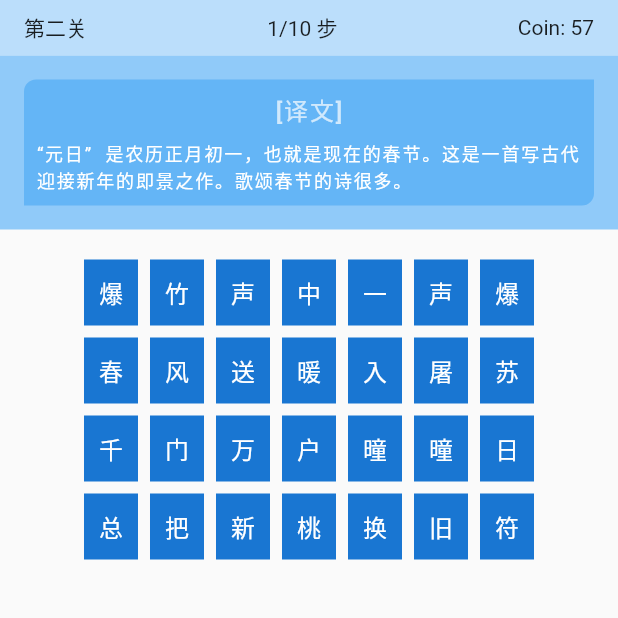
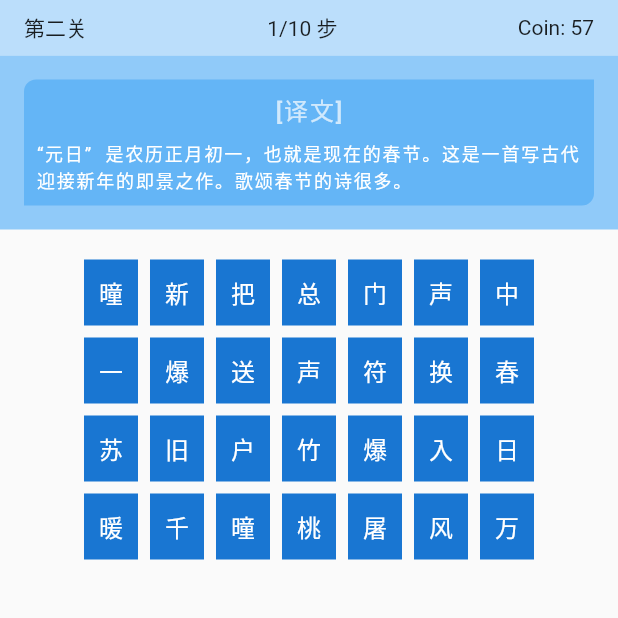
Before and after one commit to CodesAreHonest/poem-and-strings, a Flutter app: the screen it shows after launch, on a phone screen of 412 x 824 dp, the top half of it. Run offline on Flutter 3.47's test engine with Material 2 defaults, Android fonts, the phone set to English and light mode, and no system bars.

Commit message:
[Stage Body] - Refactor

```diff
--- /dev/null
+++ b/lib/data/Character.dart
@@ -0,0 +1,26 @@
+class Character {
+  String character;
+  bool selected;
+  bool completed;
+  int location;
+
+  Character(this.character, this.selected, this.completed, this.location);
+
+  void setSelected(bool selected) {
+    this.selected = selected;
+  }
+
+  void setCharacter(String character) {
+    this.character = character;
+  }
+
+  void setLocation(int location) {
+    this.location = location;
+  }
+
+  int getLocation() => this.location;
+
+  String getCharacter() => this.character;
+
+  bool getSelected() => this.selected;
+}
--- /dev/null
+++ b/lib/data/EasyStage/EasyFirstStage.dart
@@ -0,0 +1,59 @@
+import 'package:poem_and_strings/data/Character.dart';
+
+import "./EasyStage.dart";
+
+class EasyFirstStage extends EasyStage {
+  final int numOfRows = 4;
+
+  List<Character> stageData = [
+    Character("爆", false, false, 0),
+    Character("竹", false, false, 1),
+    Character("声", false, false, 2),
+    Character("中", false, false, 3),
+    Character("一", false, false, 4),
+    Character("声", false, false, 5),
+    Character("爆", false, false, 6),
+    Character("春", false, false, 7),
+    Character("风", false, false, 8),
+    Character("送", false, false, 9),
+    Character("暖", false, false, 10),
+    Character("入", false, false, 11),
+    Character("屠", false, false, 12),
+    Character("苏", false, false, 13),
+    Character("千", false, false, 14),
+    Character("门", false, false, 15),
+    Character("万", false, false, 16),
+    Character("户", false, false, 17),
+    Character("曈", false, false, 18),
+    Character("曈", false, false, 19),
+    Character("日", false, false, 20),
+    Character("总", false, false, 21),
+    Character("把", false, false, 22),
+    Character("新", false, false, 23),
+    Character("桃", false, false, 24),
+    Character("换", false, false, 25),
+    Character("旧", false, false, 26),
+    Character("符", false, false, 27)
+  ];
+
+  int targetElementPosition;
+
+  EasyFirstStage();
+
+  double getItemsPerRow() => stageData.length / this.numOfRows;
+
+  int getTotalStageItems() => stageData.length;
+
+  void setTargetElementPosition(int targetElementPosition) {
+    this.targetElementPosition = targetElementPosition;
+  }
+
+  List<Character> getRandomShuffledData() {
+    stageData.shuffle();
+    return stageData;
+  }
+
+  List<Character> getCurrentStageData() => this.stageData;
+
+  void swapCharacter(Character character) async {}
+}
--- /dev/null
+++ b/lib/data/EasyStage/EasyStage.dart
@@ -0,0 +1,5 @@
+import "./../Stage.dart";
+
+class EasyStage extends Stage {
+  EasyStage();
+}
--- /dev/null
+++ b/lib/data/Stage.dart
@@ -0,0 +1,3 @@
+class Stage {
+  Stage();
+}
--- a/lib/screens/difficult_stage/stage_one.dart
+++ b/lib/screens/difficult_stage/stage_one.dart
@@ -1,4 +1,5 @@
 import "package:flutter/material.dart";
+import 'widgets/game_body_two.dart';
 import 'widgets/translation.dart';
 import "widgets/header.dart";
 import "widgets/game_body.dart";
@@ -12,7 +13,7 @@ class DifficultStageOne extends StatelessWidget {
                 child: Column(children: <Widget>[
       DifficultStageHeader(),
       DifficultStageTranslation(),
-      DifficultGameBody(),
+      DifficultGameBodyTwo(),
     ]))));
   }
 }
--- /dev/null
+++ b/lib/screens/difficult_stage/widgets/game_body_two.dart
@@ -0,0 +1,106 @@
+import "package:flutter/material.dart";
+import "package:flutter/painting.dart";
+import 'package:poem_and_strings/data/Character.dart';
+import 'package:poem_and_strings/data/EasyStage/EasyFirstStage.dart';
+
+class DifficultGameBodyTwo extends StatefulWidget {
+  @override
+  _DifficultGameBodyTwoState createState() => _DifficultGameBodyTwoState();
+}
+
+class _DifficultGameBodyTwoState extends State<DifficultGameBodyTwo> {
+  List<Widget> characters = [];
+  EasyFirstStage firstStage;
+
+  _DifficultGameBodyTwoState() {
+    this.firstStage = EasyFirstStage();
+  }
+
+  @override
+  void initState() {
+    // TODO: implement initState
+    super.initState();
+    this.renderCharacters(firstStage.getRandomShuffledData());
+  }
+
+  Color characterBorderColor(bool isSelected) {
+    Color borderColor = Colors.blue[700];
+
+    if (isSelected) {
+      borderColor = Colors.blue[200];
+    }
+
+    return borderColor;
+  }
+
+  Color characterBackgroundColor(bool isSelected) {
+    Color backgroundColor = Colors.blue[700];
+
+    if (isSelected) {
+      backgroundColor = Colors.blue[500];
+    }
+
+    return backgroundColor;
+  }
+
+  void swapCharacters(Character character) {
+    print(character.getCharacter());
+  }
+
+  void renderCharacters(List<Character> stageData) {
+    List<Widget> rowWidgets = [];
+    int numOfRows = firstStage.getTotalStageItems();
+    double itemsPerRow = firstStage.getItemsPerRow();
+
+    for (int item = 0; item < numOfRows; item++) {
+      String character = stageData[item].getCharacter();
+      bool isSelected = stageData[item].getSelected();
+      Color borderColor = this.characterBorderColor(isSelected);
+      Color backgroundColor = this.characterBackgroundColor(isSelected);
+
+      // map words into character widgets.
+      GestureDetector characterWidget = GestureDetector(
+        onTap: () {
+          this.swapCharacters(stageData[item]);
+        },
+        child: Container(
+            decoration: BoxDecoration(
+                color: backgroundColor,
+                border: Border.all(
+                    color: borderColor, width: 2.0, style: BorderStyle.solid)),
+            padding: EdgeInsets.symmetric(horizontal: 8.0, vertical: 8.0),
+            child: Text(character,
+                style: TextStyle(color: Colors.white, fontSize: 16.0))),
+      );
+      rowWidgets.add(characterWidget);
+
+      // when item position reach specific count, split to another row.
+      int itemPosition = item + 1;
+      if (itemPosition % itemsPerRow == 0) {
+        Widget rowOfCharacters = Container(
+          padding: EdgeInsets.symmetric(vertical: 4.0),
+          child: Wrap(
+            spacing: 8.0,
+            children: [...rowWidgets],
+          ),
+        );
+
+        characters.add(rowOfCharacters);
+        rowWidgets.clear();
+      }
+    }
+  }
+
+  @override
+  Widget build(BuildContext context) {
+    return Container(
+        child: Padding(
+      padding: EdgeInsets.all(16.0),
+      child: Container(
+        child: Column(
+          children: characters,
+        ),
+      ),
+    ));
+  }
+}
```
